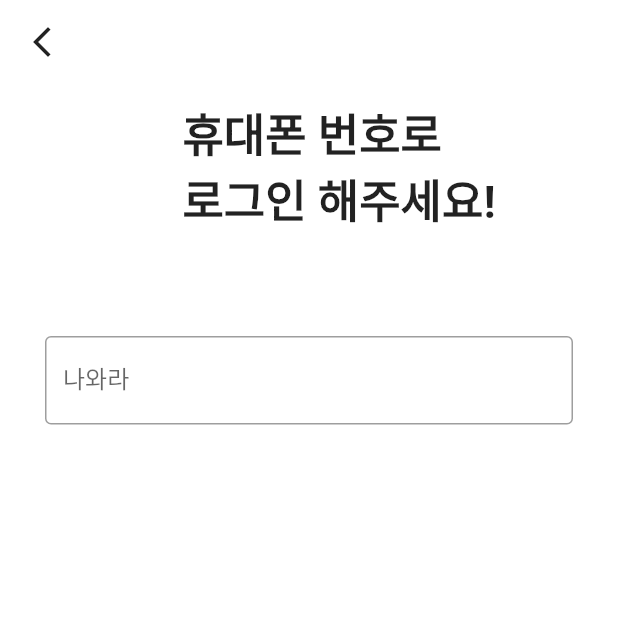
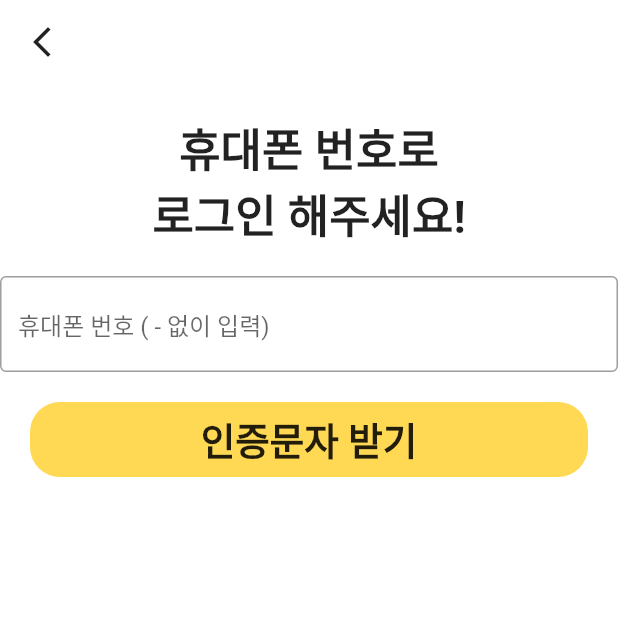
Before and after one commit to Donne-All-Around/DonneAllAround, a Flutter app: the screen it shows after launch, after a tap on "로그인", on a phone screen of 412 x 824 dp, the top half of it. Run offline on Flutter 3.47's test engine with Material 2 defaults, Android fonts, the phone set to English and light mode, and no system bars; our stand-ins replace awesome_bottom_bar.

Commit message:
0912 로그인 페이지 틀 잡는 중

```diff
--- a/login/lib/login_page.dart
+++ b/login/lib/login_page.dart
@@ -32,54 +32,71 @@ class _LoginPageState extends State<LoginPage> {
           body: Center(
             child: Column(
               children: [
-                    Container(
-                      margin: const EdgeInsets.fromLTRB(40, 0, 0, 20),
-                      child: const Column(
-                        crossAxisAlignment: CrossAxisAlignment.start,
-                        children: [
-                          SizedBox(height: 10,),
-                          Text(
+                const SizedBox(
+                  height: 20,
+                ),
+                const Text(
                   '휴대폰 번호로',
                   textAlign: TextAlign.start,
                   style: TextStyle(
-                              fontWeight: FontWeight.bold, fontSize: 30,),
+                    fontWeight: FontWeight.bold,
+                    fontSize: 30,
                   ),
-                          Text(
+                ),
+                const Text(
                   '로그인 해주세요!',
                   textAlign: TextAlign.start,
                   style: TextStyle(
-                              fontWeight: FontWeight.bold, fontSize: 30,),
-                          ),
-                          SizedBox(height: 20,),
-                        ],
+                    fontWeight: FontWeight.bold,
+                    fontSize: 30,
                   ),
                 ),
-
-                        Container(
-                          margin: const EdgeInsets.fromLTRB(30, 20, 30, 0),
-                          child: Column(
-                            crossAxisAlignment: CrossAxisAlignment.start,
-                            children: [
-                              const SizedBox(height: 10),
-                                 TextField(
+                const SizedBox(
+                  height: 20,
+                ),
+                TextField(  // 전화번호 입력칸
                   keyboardType: TextInputType.number,
                   inputFormatters: [
                     FilteringTextInputFormatter.digitsOnly, //숫자만!
                     NumberFormatter(), // 자동하이픈
                     LengthLimitingTextInputFormatter(13),
+                      //13자리만 입력받도록 하이픈 2개+숫자 11개
                   ],
                   decoration: const InputDecoration(
                       border: OutlineInputBorder(),
-                                    labelText: '나와라'
-                                  ),//13자리만 입력받도록 하이픈 2개+숫자 11개
+                      hintText: '휴대폰 번호 ( - 없이 입력)',
+                      // contentPadding: EdgeInsets.all(20.0),
+                  ),
 
                 ),
-                            ],
+                const SizedBox(height: 20,),
+                GestureDetector(
+                  onTap: (){
+                    Navigator.push(
+                      context,
+                      MaterialPageRoute(builder: (context) => const LoginPage()),
+                    );
+                  },
+                  child: Container(
+                    margin: const EdgeInsets.fromLTRB(20, 0, 20, 0),
+                    height: 50,
+                    width: double.infinity,
+                    decoration: const BoxDecoration(
+                      borderRadius: BorderRadius.all(
+                        Radius.circular(20),
+                      ),
+                      color: Color(0xFFFFD954),
+                    ),
+                    child: const Center(
+                      child: Text(
+                        '인증문자 받기',
+                        style: TextStyle(fontSize:25,fontWeight: FontWeight.bold),
+                      ),
+                    ),
                   ),
                 ),
               ],
             ),
-
           ),
         ),
       ),
```
Lines whose indentation alone changed are shown as unchanged.
